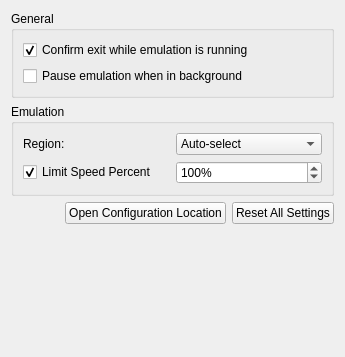
tbsp/citra-valentin, file src/citra_qt/configuration/configure_general.ui: the form before one commit.
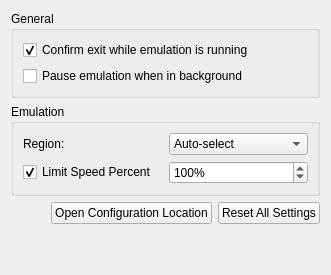
The form after the commit.

The edit to the form file:
```diff
--- a/src/citra_qt/configuration/configure_general.ui
+++ b/src/citra_qt/configuration/configure_general.ui
@@ -2,14 +2,6 @@
 <ui version="4.0">
  <class>ConfigureGeneral</class>
  <widget class="QWidget" name="ConfigureGeneral">
-  <property name="geometry">
-   <rect>
-    <x>0</x>
-    <y>0</y>
-    <width>345</width>
-    <height>357</height>
-   </rect>
-  </property>
   <property name="windowTitle">
    <string>Form</string>
   </property>
```
